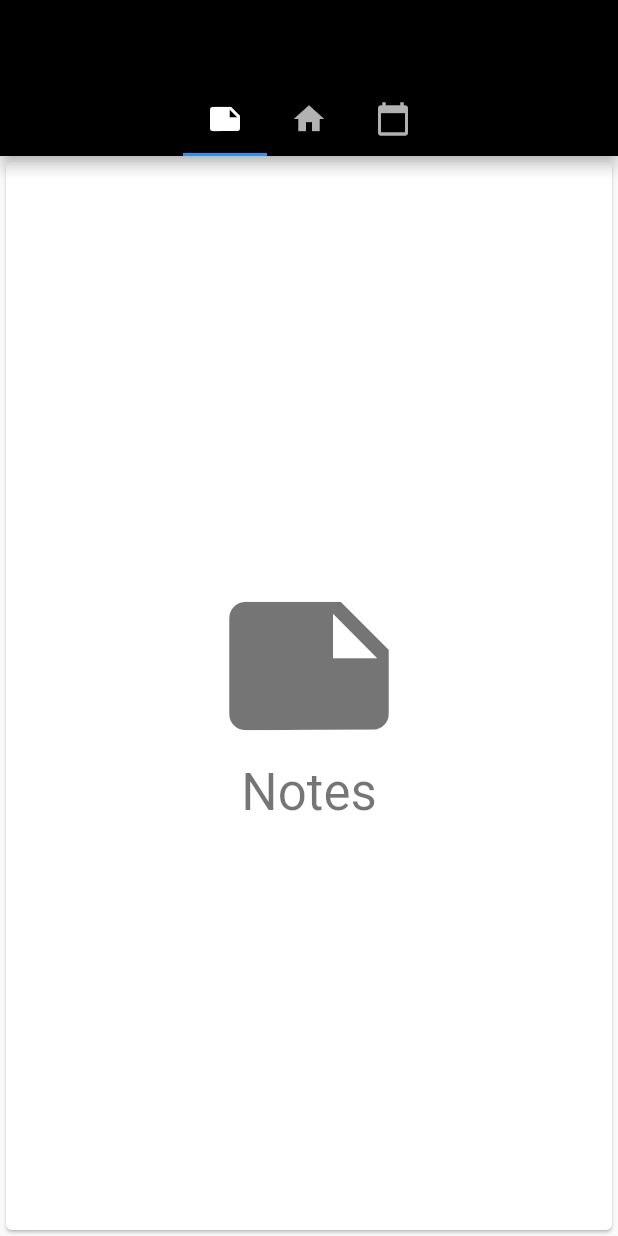
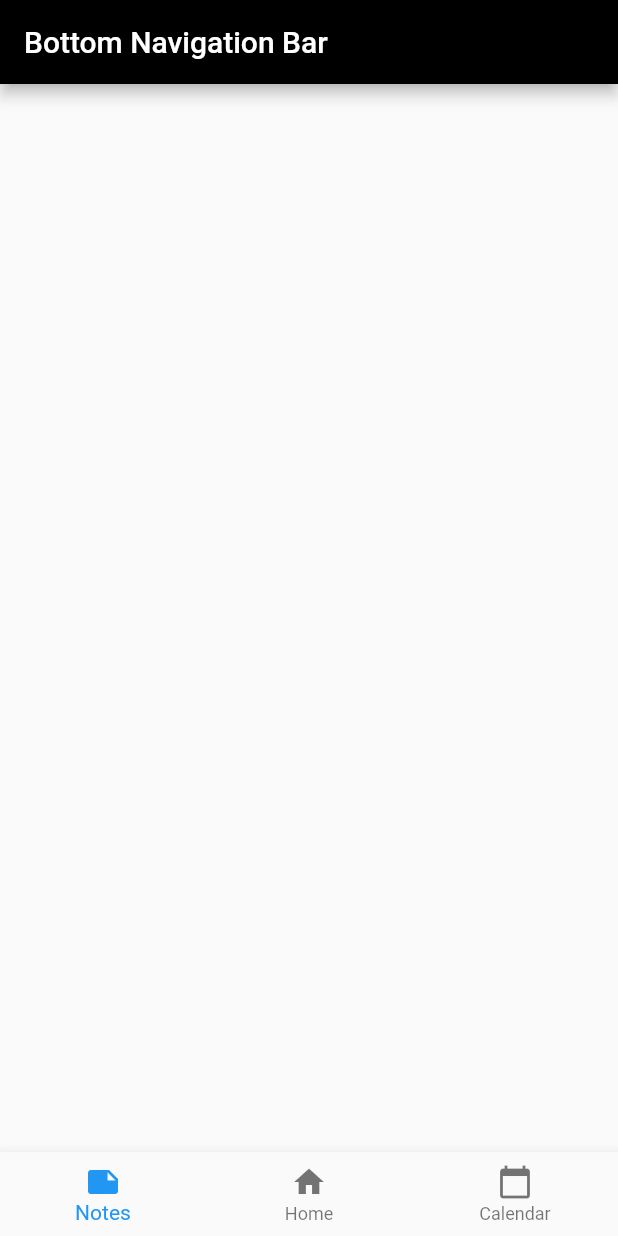
Before and after one commit to NoTeX25/ControlSecurity, a Flutter app: the screen it shows after launch, swiped to page 2, on a phone screen of 412 x 824 dp. Run offline on Flutter 3.47's test engine with Material 2 defaults, Android fonts, the phone set to English and light mode, and no system bars.

Commit message:
changed bottom navigation code --stable state

```diff
--- /dev/null
+++ b/ControlSecurity/lib/bottomNav.dart
@@ -0,0 +1,41 @@
+import 'package:flutter/material.dart';
+import './conmonTracking.dart';
+import './notes.dart';
+
+class BottomNav extends StatefulWidget{
+
+
+  @override
+  State<StatefulWidget> createState(){
+    return BottomNavState();
+  }
+}
+
+
+class BottomNavState extends State<BottomNav>{
+  @override
+  Widget build(BuildContext context){
+    return Scaffold(
+      appBar: AppBar(
+        title: Text('Bottom Navigation Bar')
+      ),
+      bottomNavigationBar: BottomNavigationBar(
+        currentIndex: 0, // this is set when the new tab is tapped
+        items: [
+          BottomNavigationBarItem(
+            icon: new Icon(Icons.note),
+            title: new Text('Notes'),
+          ),
+          BottomNavigationBarItem(
+            icon: new Icon(Icons.home),
+            title: new Text('Home'),
+          ),
+          BottomNavigationBarItem(
+            icon: new Icon(Icons.calendar_today),
+            title: new Text('Calendar'),
+          ),
+        ],
+      ),
+    );
+  }
+}
--- a/ControlSecurity/lib/dashboard.dart
+++ /dev/null
@@ -1,85 +0,0 @@
-import 'package:flutter/material.dart';
-import './conmonTracking.dart';
-import './notes.dart';
-
-class Dashboard extends StatefulWidget{
-
-
-  @override
-  State<StatefulWidget> createState(){
-    return DashboardState();
-  }
-}
-
-
-class DashboardState extends State<Dashboard>{
-
-  Widget build(BuildContext context){
-    return MaterialApp(
-      home: DefaultTabController(
-        length: choices.length,
-        child: Scaffold(
-          appBar: AppBar(
-            backgroundColor: Colors.black,
-            bottom: TabBar(
-              isScrollable: true,
-              tabs: choices.map((Choice choice){
-                return Tab(
-//                  text: choice.title,
-                  icon: Icon(choice.icon),
-                );
-              }).toList(),
-            ),
-          ),
-          body: TabBarView(
-            children: choices.map((Choice choice){
-              return Container(
-                child: ChoiceCard(choice: choice),
-              );
-            }).toList(),
-          ),
-        )
-      ),
-    );
-  }
-}
-
-
-class Choice{
-  const Choice({this.title, this.icon});
-
-  final String title;
-  final IconData icon;
-}
-
-
-const List<Choice> choices = const <Choice>[
-  const Choice(title: 'Notes', icon: Icons.note),
-  const Choice(title: 'Home', icon: Icons.home),
-  const Choice(title: 'Calendar', icon: Icons.calendar_today),
-];
-
-
-class ChoiceCard extends StatelessWidget {
-  const ChoiceCard({Key key, this.choice}) : super(key: key);
-
-  final Choice choice;
-
-  @override
-  Widget build(BuildContext context) {
-    final TextStyle textStyle = Theme.of(context).textTheme.headline4;
-    return Card(
-      color: Colors.white, //color will change this is just for a test
-      child: Center(
-        child: Column(
-          mainAxisSize: MainAxisSize.min,
-          crossAxisAlignment: CrossAxisAlignment.center,
-          children: <Widget>[
-            Icon(choice.icon, size: 128.0, color: textStyle.color),
-            Text(choice.title, style: textStyle),
-          ],
-        ),
-      ),
-    );
-  }
-}
--- a/ControlSecurity/lib/main.dart
+++ b/ControlSecurity/lib/main.dart
@@ -1,4 +1,5 @@
-import 'package:ControlSecurity/dashboard.dart';
+import 'package:ControlSecurity/bottomNav.dart';
+import 'package:ControlSecurity/bottomNav.dart';
 import 'package:flutter/material.dart';
 
 void main() {
@@ -79,7 +80,7 @@ Widget _buildTopTransition(){
           scrollDirection: Axis.vertical,
           children: [
             _buildTopTransition(),
-            Dashboard(),
+            BottomNav(),
           ]
         ),
 
```
